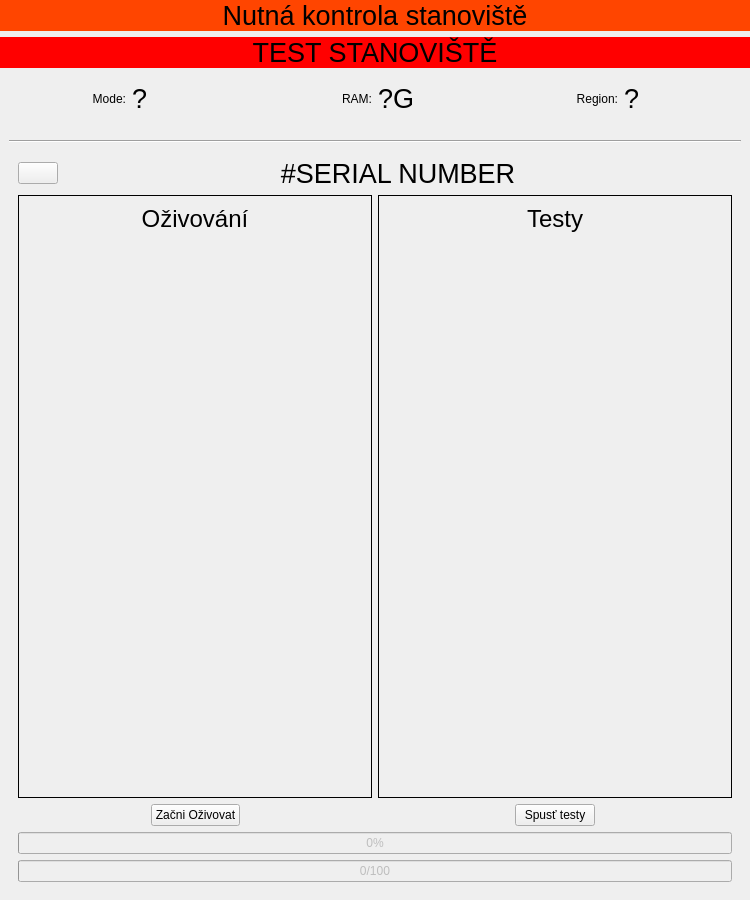
Before: the Qt Designer form ui/mainwindow.ui in turris-cz/rtools-gui, drawn with Qt 5.
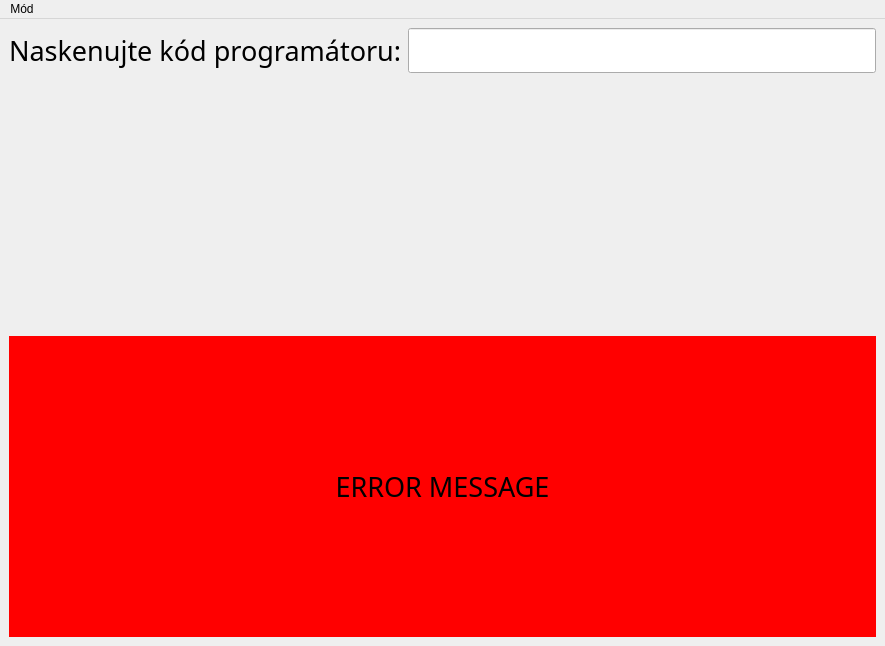
After: the same form once the commit is applied. The open tabs and pages were chosen to show the change. Icons and pictures are not drawn.

The edit to the form file:
```diff
--- a/ui/mainwindow.ui
+++ b/ui/mainwindow.ui
@@ -6,8 +6,8 @@
    <rect>
     <x>0</x>
     <y>0</y>
-    <width>750</width>
-    <height>900</height>
+    <width>885</width>
+    <height>646</height>
    </rect>
   </property>
   <property name="windowTitle">
@@ -19,46 +19,45 @@
   </property>
   <widget class="QWidget" name="centralwidget">
    <layout class="QVBoxLayout" name="verticalLayout">
-    <property name="leftMargin">
-     <number>0</number>
-    </property>
-    <property name="topMargin">
-     <number>0</number>
-    </property>
-    <property name="rightMargin">
-     <number>0</number>
-    </property>
-    <property name="bottomMargin">
-     <number>0</number>
-    </property>
     <item>
-     <widget class="QLabel" name="checkNeededLabel">
-      <property name="font">
-       <font>
-        <pointsize>20</pointsize>
-       </font>
-      </property>
-      <property name="styleSheet">
-       <string notr="true">background-color: orangered;</string>
-      </property>
-      <property name="text">
-       <string>Nutná kontrola stanoviště</string>
-      </property>
-      <property name="alignment">
-       <set>Qt::AlignCenter</set>
-      </property>
-     </widget>
+     <layout class="QGridLayout" name="programmersLayout"/>
     </item>
     <item>
-     <widget class="QLabel" name="workstationTestLabel">
+     <layout class="QFormLayout" name="formLayout">
+      <item row="0" column="0">
+       <widget class="QLabel" name="programmerLabel">
+        <property name="font">
+         <font>
+          <family>Sans</family>
+          <pointsize>20</pointsize>
+         </font>
+        </property>
+        <property name="text">
+         <string>Naskenujte kód programátoru:</string>
+        </property>
+       </widget>
+      </item>
+      <item row="0" column="1">
+       <widget class="QLineEdit" name="barcodeLineEdit">
+        <property name="font">
+         <font>
+          <family>Sans</family>
+          <pointsize>20</pointsize>
+         </font>
+        </property>
+       </widget>
+      </item>
+     </layout>
+    </item>
+    <item>
+     <widget class="QLabel" name="error_label">
       <property name="enabled">
        <bool>true</bool>
       </property>
       <property name="font">
        <font>
+        <family>Sans</family>
         <pointsize>20</pointsize>
-        <weight>50</weight>
-        <bold>false</bold>
        </font>
       </property>
       <property name="autoFillBackground">
@@ -67,600 +66,17 @@
       <property name="styleSheet">
        <string notr="true">background-color: rgb(255, 0, 0);</string>
       </property>
+      <property name="frameShape">
+       <enum>QFrame::NoFrame</enum>
+      </property>
       <property name="text">
-       <string>TEST STANOVIŠTĚ</string>
+       <string>ERROR MESSAGE</string>
       </property>
       <property name="alignment">
        <set>Qt::AlignCenter</set>
       </property>
-      <property name="margin">
-       <number>3</number>
-      </property>
      </widget>
     </item>
-    <item>
-     <layout class="QVBoxLayout" name="verticalLayout_6">
-      <property name="leftMargin">
-       <number>9</number>
-      </property>
-      <property name="topMargin">
-       <number>9</number>
-      </property>
-      <property name="rightMargin">
-       <number>9</number>
-      </property>
-      <property name="bottomMargin">
-       <number>9</number>
-      </property>
-      <item>
-       <layout class="QHBoxLayout" name="horizontalLayout_9">
-        <item>
-         <layout class="QHBoxLayout" name="horizontalLayout_10">
-          <item>
-           <widget class="QLabel" name="label_6">
-            <property name="text">
-             <string>Mode:</string>
-            </property>
-            <property name="alignment">
-             <set>Qt::AlignRight|Qt::AlignTrailing|Qt::AlignVCenter</set>
-            </property>
-           </widget>
-          </item>
-          <item>
-           <widget class="QLabel" name="modeLabel">
-            <property name="font">
-             <font>
-              <pointsize>20</pointsize>
-             </font>
-            </property>
-            <property name="text">
-             <string>?</string>
-            </property>
-           </widget>
-          </item>
-         </layout>
-        </item>
-        <item>
-         <layout class="QHBoxLayout" name="horizontalLayout_11">
-          <item>
-           <widget class="QLabel" name="label_3">
-            <property name="text">
-             <string>RAM:</string>
-            </property>
-            <property name="alignment">
-             <set>Qt::AlignRight|Qt::AlignTrailing|Qt::AlignVCenter</set>
-            </property>
-           </widget>
-          </item>
-          <item>
-           <widget class="QLabel" name="ramLabel">
-            <property name="font">
-             <font>
-              <pointsize>20</pointsize>
-             </font>
-            </property>
-            <property name="text">
-             <string>?G</string>
-            </property>
-           </widget>
-          </item>
-         </layout>
-        </item>
-        <item>
-         <layout class="QHBoxLayout" name="horizontalLayout_12">
-          <item>
-           <widget class="QLabel" name="label_7">
-            <property name="text">
-             <string>Region:</string>
-            </property>
-            <property name="alignment">
-             <set>Qt::AlignRight|Qt::AlignTrailing|Qt::AlignVCenter</set>
-            </property>
-           </widget>
-          </item>
-          <item>
-           <widget class="QLabel" name="regionLabel">
-            <property name="font">
-             <font>
-              <pointsize>20</pointsize>
-             </font>
-            </property>
-            <property name="text">
-             <string>?</string>
-            </property>
-           </widget>
-          </item>
-         </layout>
-        </item>
-       </layout>
-      </item>
-      <item>
-       <layout class="QHBoxLayout" name="horizontalLayout_8">
-        <item>
-         <spacer name="horizontalSpacer_6">
-          <property name="orientation">
-           <enum>Qt::Horizontal</enum>
-          </property>
-          <property name="sizeHint" stdset="0">
-           <size>
-            <width>40</width>
-            <height>20</height>
-           </size>
-          </property>
-         </spacer>
-        </item>
-        <item>
-         <layout class="QHBoxLayout" name="lastResultsLayout"/>
-        </item>
-        <item>
-         <spacer name="horizontalSpacer_3">
-          <property name="orientation">
-           <enum>Qt::Horizontal</enum>
-          </property>
-          <property name="sizeHint" stdset="0">
-           <size>
-            <width>40</width>
-            <height>20</height>
-           </size>
-          </property>
-         </spacer>
-        </item>
-       </layout>
-      </item>
-      <item>
-       <widget class="Line" name="line">
-        <property name="orientation">
-         <enum>Qt::Horizontal</enum>
-        </property>
-       </widget>
-      </item>
-      <item>
-       <widget class="QStackedWidget" name="stackedWidget">
-        <property name="currentIndex">
-         <number>0</number>
-        </property>
-        <widget class="QWidget" name="barcodePage">
-         <layout class="QVBoxLayout" name="verticalLayout_2">
-          <item>
-           <widget class="QLabel" name="titleLabel">
-            <property name="font">
-             <font>
-              <pointsize>30</pointsize>
-             </font>
-            </property>
-            <property name="text">
-             <string>Oživování a Testování</string>
-            </property>
-            <property name="alignment">
-             <set>Qt::AlignCenter</set>
-            </property>
-           </widget>
-          </item>
-          <item>
-           <spacer name="verticalSpacer_4">
-            <property name="orientation">
-             <enum>Qt::Vertical</enum>
-            </property>
-            <property name="sizeHint" stdset="0">
-             <size>
-              <width>20</width>
-              <height>40</height>
-             </size>
-            </property>
-           </spacer>
-          </item>
-          <item>
-           <layout class="QHBoxLayout" name="horizontalLayout">
-            <item>
-             <widget class="QLabel" name="label">
-              <property name="sizePolicy">
-               <sizepolicy hsizetype="Fixed" vsizetype="Fixed">
-                <horstretch>0</horstretch>
-                <verstretch>0</verstretch>
-               </sizepolicy>
-              </property>
-              <property name="minimumSize">
-               <size>
-                <width>300</width>
-                <height>300</height>
-               </size>
-              </property>
-              <property name="maximumSize">
-               <size>
-                <width>300</width>
-                <height>300</height>
-               </size>
-              </property>
-              <property name="text">
-               <string/>
-              </property>
-              <property name="pixmap">
-               <pixmap resource="../qrc/icons.qrc">:/img/favicon-big.png</pixmap>
-              </property>
-              <property name="scaledContents">
-               <bool>true</bool>
-              </property>
-             </widget>
-            </item>
-           </layout>
-          </item>
-          <item>
-           <spacer name="verticalSpacer">
-            <property name="orientation">
-             <enum>Qt::Vertical</enum>
-            </property>
-            <property name="sizeHint" stdset="0">
-             <size>
-              <width>20</width>
-              <height>40</height>
-             </size>
-            </property>
-           </spacer>
-          </item>
-          <item>
-           <widget class="QLabel" name="errorLabel">
-            <property name="font">
-             <font>
-              <pointsize>20</pointsize>
-             </font>
-            </property>
-            <property name="styleSheet">
-             <string notr="true">#errorLabel {
-	color: red;
-}</string>
-            </property>
-            <property name="text">
-             <string/>
-            </property>
-            <property name="alignment">
-             <set>Qt::AlignCenter</set>
-            </property>
-           </widget>
-          </item>
-          <item>
-           <layout class="QHBoxLayout" name="horizontalLayout_3">
-            <item>
-             <widget class="QLabel" name="label_2">
-              <property name="font">
-               <font>
-                <pointsize>20</pointsize>
-               </font>
-              </property>
-              <property name="text">
-               <string>Naskenujte kód:</string>
-              </property>
-             </widget>
-            </item>
-            <item>
-             <widget class="QLineEdit" name="barcodeLineEdit"/>
-            </item>
-            <item>
-             <widget class="QPushButton" name="scanButton">
-              <property name="text">
-               <string/>
-              </property>
-             </widget>
-            </item>
-           </layout>
-          </item>
-         </layout>
-        </widget>
-        <widget class="QWidget" name="workPage">
-         <layout class="QVBoxLayout" name="verticalLayout_3">
-          <item>
-           <layout class="QHBoxLayout" name="horizontalLayout_2">
-            <item>
-             <widget class="QPushButton" name="backButton">
-              <property name="text">
-               <string/>
-              </property>
-             </widget>
-            </item>
-            <item>
-             <widget class="QLabel" name="serialNumberLabel">
-              <property name="sizePolicy">
-               <sizepolicy hsizetype="Preferred" vsizetype="Preferred">
-                <horstretch>1</horstretch>
-                <verstretch>0</verstretch>
-               </sizepolicy>
-              </property>
-              <property name="font">
-               <font>
-                <pointsize>20</pointsize>
-               </font>
-              </property>
-              <property name="text">
-               <string>#SERIAL NUMBER</string>
-              </property>
-              <property name="alignment">
-               <set>Qt::AlignCenter</set>
-              </property>
-             </widget>
-            </item>
-           </layout>
-          </item>
-          <item>
-           <layout class="QHBoxLayout" name="horizontalLayout_4">
-            <item>
-             <widget class="QFrame" name="stepFrame">
-              <property name="frameShape">
-               <enum>QFrame::Box</enum>
-              </property>
-              <layout class="QVBoxLayout" name="verticalLayout_5">
-               <item>
-                <widget class="QLabel" name="label_4">
-                 <property name="font">
-                  <font>
-                   <pointsize>18</pointsize>
-                  </font>
-                 </property>
-                 <property name="text">
-                  <string>Oživování</string>
-                 </property>
-                 <property name="alignment">
-                  <set>Qt::AlignCenter</set>
-                 </property>
-                </widget>
-               </item>
-               <item>
-                <widget class="QScrollArea" name="scrollArea">
-                 <property name="sizePolicy">
-                  <sizepolicy hsizetype="Expanding" vsizetype="Expanding">
-                   <horstretch>0</horstretch>
-                   <verstretch>10</verstretch>
-                  </sizepolicy>
-                 </property>
-                 <property name="frameShape">
-                  <enum>QFrame::NoFrame</enum>
-                 </property>
-                 <property name="widgetResizable">
-                  <bool>true</bool>
-                 </property>
-                 <widget class="QWidget" name="stepsLayoutWidget">
-                  <property name="geometry">
-                   <rect>
-                    <x>0</x>
-                    <y>0</y>
-                    <width>16</width>
-                    <height>16</height>
-                   </rect>
-                  </property>
-                  <layout class="QGridLayout" name="stepsLayout">
-                   <property name="leftMargin">
-                    <number>0</number>
-                   </property>
-                   <property name="topMargin">
-                    <number>0</number>
-                   </property>
-                   <property name="rightMargin">
-                    <number>0</number>
-                   </property>
-                   <property name="bottomMargin">
-                    <number>0</number>
-                   </property>
-                   <property name="spacing">
-                    <number>6</number>
-                   </property>
-                  </layout>
-                 </widget>
-                </widget>
-               </item>
-              </layout>
-             </widget>
-            </item>
-            <item>
-             <widget class="QFrame" name="testFrame">
-              <property name="frameShape">
-               <enum>QFrame::Box</enum>
-              </property>
-              <layout class="QVBoxLayout" name="verticalLayout_4">
-               <item>
-                <widget class="QLabel" name="label_5">
-                 <property name="font">
-                  <font>
-                   <pointsize>18</pointsize>
-                  </font>
-                 </property>
-                 <property name="text">
-                  <string>Testy</string>
-                 </property>
-                 <property name="alignment">
-                  <set>Qt::AlignCenter</set>
-                 </property>
-                </widget>
-               </item>
-               <item>
-                <widget class="QScrollArea" name="scrollArea_2">
-                 <property name="sizePolicy">
-                  <sizepolicy hsizetype="Expanding" vsizetype="Expanding">
-                   <horstretch>0</horstretch>
-                   <verstretch>10</verstretch>
-                  </sizepolicy>
-                 </property>
-                 <property name="frameShape">
-                  <enum>QFrame::NoFrame</enum>
-                 </property>
-                 <property name="widgetResizable">
-                  <bool>true</bool>
-                 </property>
-                 <widget class="QWidget" name="testsLayoutWidget">
-                  <property name="geometry">
-                   <rect>
-                    <x>0</x>
-                    <y>0</y>
-                    <width>16</width>
-                    <height>16</height>
-                   </rect>
-                  </property>
-                  <layout class="QGridLayout" name="testsLayout">
-                   <property name="leftMargin">
-                    <number>0</number>
-                   </property>
-                   <property name="topMargin">
-                    <number>0</number>
-                   </property>
-                   <property name="rightMargin">
-                    <number>0</number>
-                   </property>
-                   <property name="bottomMargin">
-                    <number>0</number>
-                   </property>
-                   <property name="spacing">
-                    <number>6</number>
-                   </property>
-                  </layout>
-                 </widget>
-                </widget>
-               </item>
-              </layout>
-             </widget>
-            </item>
-           </layout>
-          </item>
-          <item>
-           <layout class="QHBoxLayout" name="horizontalLayout_5">
-            <item>
-             <widget class="QWidget" name="stepsStartWidget" native="true">
-              <layout class="QHBoxLayout" name="horizontalLayout_6">
-               <property name="spacing">
-                <number>0</number>
-               </property>
-               <property name="leftMargin">
-                <number>0</number>
-               </property>
-               <property name="topMargin">
-                <number>0</number>
-               </property>
-               <property name="rightMargin">
-                <number>0</number>
-               </property>
-               <property name="bottomMargin">
-                <number>0</number>
-               </property>
-               <item>
-                <spacer name="horizontalSpacer_5">
-                 <property name="orientation">
-                  <enum>Qt::Horizontal</enum>
-                 </property>
-                 <property name="sizeHint" stdset="0">
-                  <size>
-                   <width>40</width>
-                   <height>20</height>
-                  </size>
-                 </property>
-                </spacer>
-               </item>
-               <item>
-                <widget class="QPushButton" name="startStepsButton">
-                 <property name="text">
-                  <string>Začni Oživovat</string>
-                 </property>
-                </widget>
-               </item>
-               <item>
-                <spacer name="horizontalSpacer_2">
-                 <property name="orientation">
-                  <enum>Qt::Horizontal</enum>
-                 </property>
-                 <property name="sizeHint" stdset="0">
-                  <size>
-                   <width>40</width>
-                   <height>20</height>
-                  </size>
-                 </property>
-                </spacer>
-               </item>
-              </layout>
-             </widget>
-            </item>
-            <item>
-             <widget class="QWidget" name="testsStartWidget" native="true">
-              <layout class="QHBoxLayout" name="horizontalLayout_7">
-               <property name="spacing">
-                <number>0</number>
-               </property>
-               <property name="leftMargin">
-                <number>0</number>
-               </property>
-               <property name="topMargin">
-                <number>0</number>
-               </property>
-               <property name="rightMargin">
-                <number>0</number>
-               </property>
-               <property name="bottomMargin">
-                <number>0</number>
-               </property>
-               <item>
-                <spacer name="horizontalSpacer">
-                 <property name="orientation">
-                  <enum>Qt::Horizontal</enum>
-                 </property>
-                 <property name="sizeHint" stdset="0">
-                  <size>
-                   <width>40</width>
-                   <height>20</height>
-                  </size>
-                 </property>
-                </spacer>
-               </item>
-               <item>
-                <widget class="QPushButton" name="startTestsButton">
-                 <property name="text">
-                  <string>Spusť testy</string>
-                 </property>
-                </widget>
-               </item>
-               <item>
-                <spacer name="horizontalSpacer_4">
-                 <property name="orientation">
-                  <enum>Qt::Horizontal</enum>
-                 </property>
-                 <property name="sizeHint" stdset="0">
-                  <size>
-                   <width>40</width>
-                   <height>20</height>
-                  </size>
-                 </property>
-                </spacer>
-               </item>
-              </layout>
-             </widget>
-            </item>
-           </layout>
-          </item>
-          <item>
-           <widget class="QProgressBar" name="currentProgressBar">
-            <property name="enabled">
-             <bool>false</bool>
-            </property>
-            <property name="value">
-             <number>0</number>
-            </property>
-            <property name="textVisible">
-             <bool>true</bool>
-            </property>
-           </widget>
-          </item>
-          <item>
-           <widget class="QProgressBar" name="overallProgressBar">
-            <property name="enabled">
-             <bool>false</bool>
-            </property>
-            <property name="value">
-             <number>0</number>
-            </property>
-            <property name="format">
-             <string>%v/%m</string>
-            </property>
-           </widget>
-          </item>
-         </layout>
-        </widget>
-       </widget>
-      </item>
-     </layout>
-    </item>
    </layout>
   </widget>
   <widget class="QMenuBar" name="menubar">
@@ -668,10 +84,20 @@
     <rect>
      <x>0</x>
      <y>0</y>
-     <width>750</width>
-     <height>20</height>
+     <width>885</width>
+     <height>22</height>
     </rect>
    </property>
+   <widget class="QMenu" name="menuMode">
+    <property name="title">
+     <string>Mód</string>
+    </property>
+    <addaction name="actionProduk_n"/>
+    <addaction name="actionTest_stanovi_t"/>
+    <addaction name="separator"/>
+    <addaction name="actionManu_ln_Testovac"/>
+   </widget>
+   <addaction name="menuMode"/>
   </widget>
   <action name="actionBarcode">
    <property name="text">
```
Left out of the diff: 98 changed lines with no effect on the pictures.
